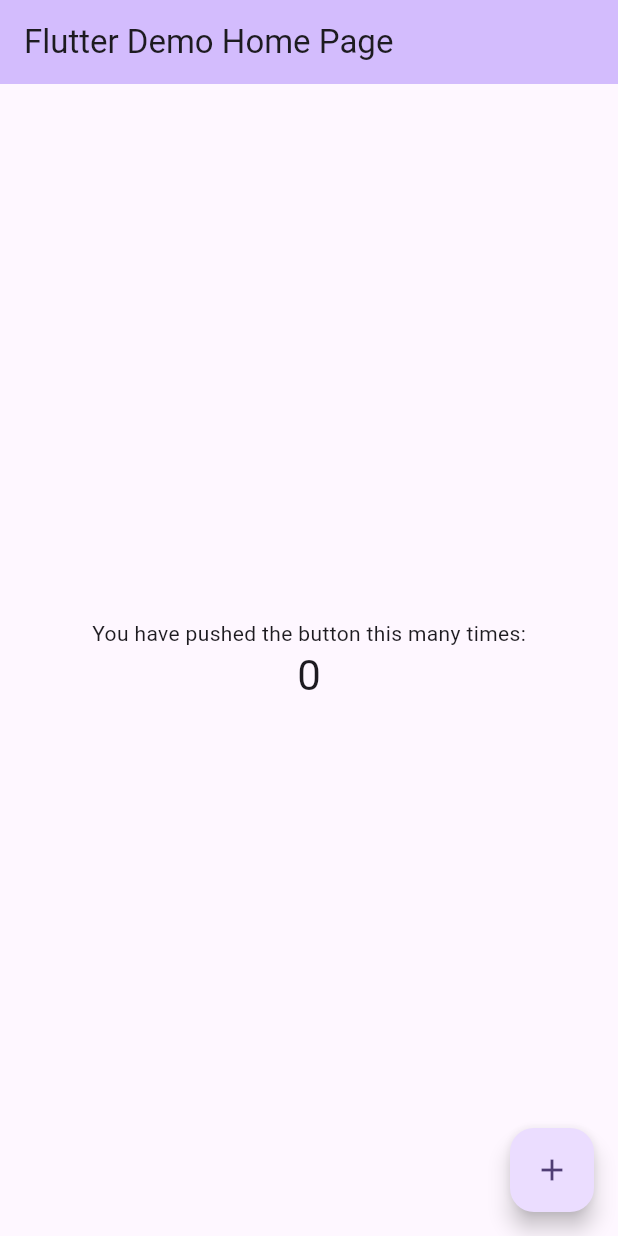
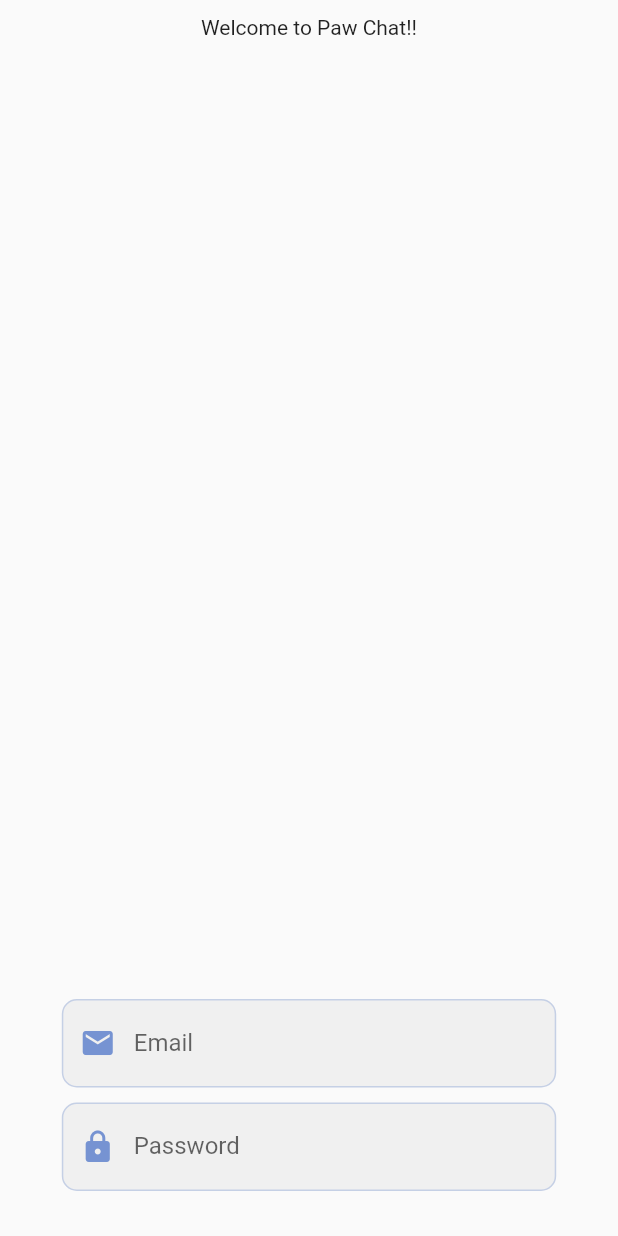
Before and after one commit to Neomartin/flutter-todo, a Flutter app: the screen it shows after launch, on a phone screen of 412 x 824 dp. Run offline on Flutter 3.47's test engine with Material 2 defaults, Android fonts, the phone set to English and light mode, and no system bars.

Commit message:
Welcome screen inputs fields created

```diff
--- /dev/null
+++ b/lib/components/input_field.dart
@@ -0,0 +1,51 @@
+import 'package:flutter/material.dart';
+import 'package:todo/shared/globals.dart';
+
+class InputTextField extends StatelessWidget {
+  final double? width;
+  final String label;
+  final String? hintText;
+  final Icon? icon;
+  final bool? obscureText;
+  final Function(String)? onChanged;
+  const InputTextField(
+      {Key? key,
+      required this.label,
+      this.hintText,
+      this.icon,
+      this.width,
+      this.obscureText,
+      this.onChanged})
+      : super(key: key);
+
+  @override
+  Widget build(BuildContext context) {
+    return SizedBox(
+      width: width ?? MediaQuery.of(context).size.width * 0.8,
+      child: TextField(
+        obscureText: obscureText ?? false,
+        cursorColor: kPrimaryColor,
+        decoration: InputDecoration(
+          filled: true,
+          labelText: label,
+          hintText: hintText,
+          border: OutlineInputBorder(
+            borderRadius: BorderRadius.circular(10),
+          ),
+          enabledBorder: OutlineInputBorder(
+            borderRadius: BorderRadius.circular(10),
+            borderSide:
+                BorderSide(color: kPrimaryColor.withOpacity(0.3), width: 1),
+          ),
+          prefixIcon: icon,
+          prefixIconColor: kPrimaryColor,
+          focusedBorder: OutlineInputBorder(
+            borderRadius: BorderRadius.circular(10),
+            borderSide: const BorderSide(color: kPrimaryColor, width: 2),
+          ),
+        ),
+        onChanged: onChanged,
+      ),
+    );
+  }
+}
--- a/lib/main.dart
+++ b/lib/main.dart
@@ -1,4 +1,5 @@
 import 'package:flutter/material.dart';
+import 'package:todo/pages/welcome_screen.dart';
 
 void main() {
   runApp(const MyApp());
@@ -7,119 +8,11 @@ void main() {
 class MyApp extends StatelessWidget {
   const MyApp({super.key});
 
-  // This widget is the root of your application.
   @override
   Widget build(BuildContext context) {
-    return MaterialApp(
+    return const MaterialApp(
       title: 'Flutter Demo',
-      theme: ThemeData(
-        // This is the theme of your application.
-        //
-        // TRY THIS: Try running your application with "flutter run". You'll see
-        // the application has a blue toolbar. Then, without quitting the app,
-        // try changing the seedColor in the colorScheme below to Colors.green
-        // and then invoke "hot reload" (save your changes or press the "hot
-        // reload" button in a Flutter-supported IDE, or press "r" if you used
-        // the command line to start the app).
-        //
-        // Notice that the counter didn't reset back to zero; the application
-        // state is not lost during the reload. To reset the state, use hot
-        // restart instead.
-        //
-        // This works for code too, not just values: Most code changes can be
-        // tested with just a hot reload.
-        colorScheme: ColorScheme.fromSeed(seedColor: Colors.deepPurple),
-        useMaterial3: true,
-      ),
-      home: const MyHomePage(title: 'Flutter Demo Home Page'),
+      home: WelcomeScreen(),
     );
   }
 }
-
-class MyHomePage extends StatefulWidget {
-  const MyHomePage({super.key, required this.title});
-
-  // This widget is the home page of your application. It is stateful, meaning
-  // that it has a State object (defined below) that contains fields that affect
-  // how it looks.
-
-  // This class is the configuration for the state. It holds the values (in this
-  // case the title) provided by the parent (in this case the App widget) and
-  // used by the build method of the State. Fields in a Widget subclass are
-  // always marked "final".
-
-  final String title;
-
-  @override
-  State<MyHomePage> createState() => _MyHomePageState();
-}
-
-class _MyHomePageState extends State<MyHomePage> {
-  int _counter = 0;
-
-  void _incrementCounter() {
-    setState(() {
-      // This call to setState tells the Flutter framework that something has
-      // changed in this State, which causes it to rerun the build method below
-      // so that the display can reflect the updated values. If we changed
-      // _counter without calling setState(), then the build method would not be
-      // called again, and so nothing would appear to happen.
-      _counter++;
-    });
-  }
-
-  @override
-  Widget build(BuildContext context) {
-    // This method is rerun every time setState is called, for instance as done
-    // by the _incrementCounter method above.
-    //
-    // The Flutter framework has been optimized to make rerunning build methods
-    // fast, so that you can just rebuild anything that needs updating rather
-    // than having to individually change instances of widgets.
-    return Scaffold(
-      appBar: AppBar(
-        // TRY THIS: Try changing the color here to a specific color (to
-        // Colors.amber, perhaps?) and trigger a hot reload to see the AppBar
-        // change color while the other colors stay the same.
-        backgroundColor: Theme.of(context).colorScheme.inversePrimary,
-        // Here we take the value from the MyHomePage object that was created by
-        // the App.build method, and use it to set our appbar title.
-        title: Text(widget.title),
-      ),
-      body: Center(
-        // Center is a layout widget. It takes a single child and positions it
-        // in the middle of the parent.
-        child: Column(
-          // Column is also a layout widget. It takes a list of children and
-          // arranges them vertically. By default, it sizes itself to fit its
-          // children horizontally, and tries to be as tall as its parent.
-          //
-          // Column has various properties to control how it sizes itself and
-          // how it positions its children. Here we use mainAxisAlignment to
-          // center the children vertically; the main axis here is the vertical
-          // axis because Columns are vertical (the cross axis would be
-          // horizontal).
-          //
-          // TRY THIS: Invoke "debug painting" (choose the "Toggle Debug Paint"
-          // action in the IDE, or press "p" in the console), to see the
-          // wireframe for each widget.
-          mainAxisAlignment: MainAxisAlignment.center,
-          children: <Widget>[
-            const Text(
-              'You have pushed the button this many times:',
-            ),
-            Text(
-              '$_counter',
-              style: Theme.of(context).textTheme.headlineMedium,
-            ),
-          ],
-        ),
-      ),
-      floatingActionButton: FloatingActionButton(
-        onPressed: _incrementCounter,
-        tooltip: 'Increment',
-        child: const Icon(Icons.add),
-      ), // This trailing comma makes auto-formatting nicer for build methods.
-    );
-  }
-}
--- /dev/null
+++ b/lib/pages/register_screen.dart
@@ -0,0 +1,12 @@
+import 'package:flutter/material.dart';
+
+class RegisterScreen extends StatelessWidget {
+  const RegisterScreen({super.key});
+  static const String id = 'register_screen';
+  @override
+  Widget build(BuildContext context) {
+    return const Placeholder(
+      child: Text('Register Screen'),
+    );
+  }
+}
--- /dev/null
+++ b/lib/pages/todo_screen.dart
@@ -0,0 +1,12 @@
+import 'package:flutter/material.dart';
+
+class TodoScreen extends StatelessWidget {
+  const TodoScreen({super.key});
+  static const String id = 'todo_screen';
+  @override
+  Widget build(BuildContext context) {
+    return const Placeholder(
+      child: Text('Todo Screen'),
+    );
+  }
+}
--- /dev/null
+++ b/lib/pages/welcome_screen.dart
@@ -0,0 +1,55 @@
+import 'package:flutter/material.dart';
+import 'package:todo/components/input_field.dart';
+
+class WelcomeScreen extends StatelessWidget {
+  const WelcomeScreen({Key? key}) : super(key: key);
+  static const String id = 'welcome_screen';
+  @override
+  Widget build(BuildContext context) {
+    return SafeArea(
+      child: Scaffold(
+        body: Center(
+          child: Column(
+            crossAxisAlignment: CrossAxisAlignment.center,
+            children: [
+              const Expanded(
+                  child: Padding(
+                padding: const EdgeInsets.all(10.0),
+                child: Text('Welcome to Paw Chat!!'),
+              )),
+              Padding(
+                padding: EdgeInsets.all(10),
+                child: Column(
+                  children: [
+                    InputTextField(
+                      label: 'Email',
+                      hintText: 'Enter an email',
+                      icon: const Icon(Icons.email),
+                      onChanged: (value) {
+                        print("Email $value");
+                      },
+                    ),
+                    const SizedBox(
+                      height: 10,
+                    ),
+                    InputTextField(
+                      label: 'Password',
+                      hintText: 'Enter a password',
+                      icon: const Icon(Icons.lock),
+                      onChanged: (value) {
+                        print("PassGuord $value");
+                      },
+                    ),
+                    const SizedBox(
+                      height: 20,
+                    ),
+                  ],
+                ),
+              ),
+            ],
+          ),
+        ),
+      ),
+    );
+  }
+}
--- /dev/null
+++ b/lib/shared/globals.dart
@@ -0,0 +1,3 @@
+import 'package:flutter/material.dart';
+
+const Color kPrimaryColor = Color(0xDD6385CD);
```
Also changed, not shown: lib/components/button_widget.dart (added).
